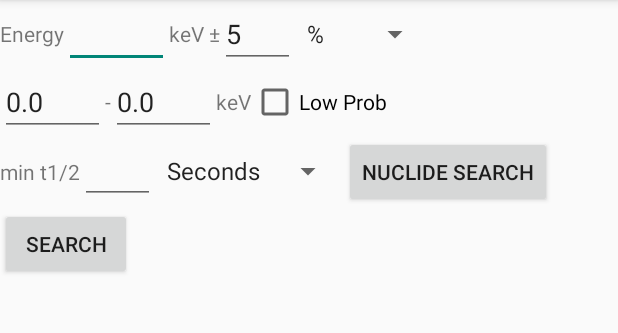
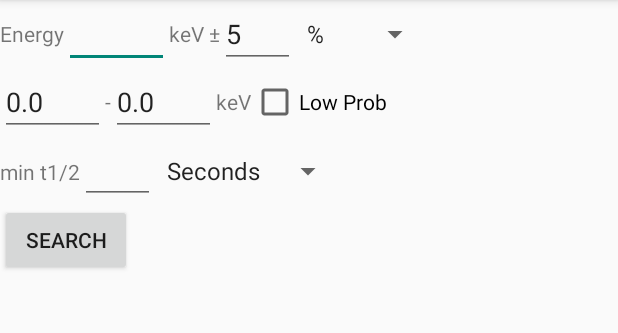
Before and after one commit to sickel/nuclib, an Android app: the screen it shows after launch (MainActivity), on a phone screen of 412 x 824 dp, the part 84-417 px from its top. Run offline under Robolectric (Android 15) with nearby library versions, the phone set to English and light mode, and no system bars.

Commit message:
menu UI is working. No effect yet

```diff
--- a/app/src/main/AndroidManifest.xml
+++ b/app/src/main/AndroidManifest.xml
@@ -24,6 +24,11 @@
                 <category android:name="android.intent.category.LAUNCHER" />
             </intent-filter>
         </activity>
+		<activity
+			android:name=".SetPreferenceActivity"
+			android:label="@string/app_name">
+
+		</activity>
     </application>
 
 </manifest>
--- a/app/src/main/java/com/mortensickel/nuclidelib/MainActivity.java
+++ b/app/src/main/java/com/mortensickel/nuclidelib/MainActivity.java
@@ -25,6 +25,10 @@ import android.content.Intent;
 import android.widget.AdapterView.*;
 import java.security.*;
 import java.util.regex.*;
+import android.preference.PreferenceFragment;
+import android.preference.PreferenceScreen;
+import android.content.*;
+import android.preference.*;
 public class MainActivity extends Activity
 {
 
@@ -51,7 +55,7 @@ public class MainActivity extends Activity
 	// TODO: user settable low prob value
 	// TODO: user settable rounding
 	// TODO: user settable default uncertainty
-	// TODO: link to iaea web pages
+	// DONE: link to iaea web pages
 
     @Override
     protected void onCreate(Bundle savedInstanceState)
@@ -134,7 +138,14 @@ public class MainActivity extends Activity
 			}
 		});
 		dbNuclides=openOrCreateDatabase(DB_NAME,MODE_PRIVATE,null);
-    }
+		loadPref();
+		  }
+	private void loadPref(){
+		SharedPreferences shpref=PreferenceManager.getDefaultSharedPreferences(this);
+
+	}
+
+
 
 	@Override
 	public boolean onCreateOptionsMenu(Menu menu) {
@@ -148,16 +159,31 @@ public class MainActivity extends Activity
         switch (item.getItemId()) {
             case R.id.mnuLowprob:
 				Toast.makeText(getApplicationContext(),"Set lowprob",Toast.LENGTH_LONG).show();
+				Intent intent=new Intent();
+				intent.setClass(MainActivity.this,SetPreferenceActivity.class);
+				startActivityForResult(intent,0);
 				return true;
 			case R.id.mnuAbout:
               //  Toast.makeText(getApplicationContext(),"About",Toast.LENGTH_LONG).show();
 				showAbout();
 				return true;
+			case R.id.mnuNuclidesearch:
+				nuclideSearch(null);
 			default:
                 return super.onOptionsItemSelected(item);
         }
 
 	}
+
+	@Override
+	protected void onActivityResult(int requestCode, int resultCode, Intent data)
+	{
+		// TODO: Implement this method
+		super.onActivityResult(requestCode, resultCode, data);
+		Toast.makeText(getApplicationContext(),"Back!",Toast.LENGTH_LONG).show();
+
+	}
+
 
 	protected void showAbout() {
         // Inflate the about message contents
@@ -379,4 +405,9 @@ Integer readDbVersion(File dbversion) throws Exception{
 		//return(1);
 	}
 
-}
+
+
+
+
+
+	}
--- a/app/src/main/java/com/mortensickel/nuclidelib/NuclideSearchActivity.java
+++ b/app/src/main/java/com/mortensickel/nuclidelib/NuclideSearchActivity.java
@@ -74,7 +74,7 @@ public class NuclideSearchActivity extends Activity
 
 
 	private void runSQL(String sql){
-
+		//TODO check if sql already has an order by
 		sql=sql+" order by z,n";
 		Cursor c = dbNuclides.rawQuery(sql, null);
 		int probround=2;
--- a/app/src/main/res/layout/main.xml
+++ b/app/src/main/res/layout/main.xml
@@ -43,6 +43,16 @@
 			android:layout_width="wrap_content"
 			android:entries="@array/saVartype"
 			android:id="@+id/SpUncerttype"/>
+
+		<Button
+			android:layout_height="wrap_content"
+			android:layout_width="wrap_content"
+			android:text="@string/nucsearch"
+			android:onClick="nuclideSearch"
+			android:id="@+id/btNuclide"
+
+android:visibility="gone"/>
+
 
 	</LinearLayout>
 
@@ -111,12 +121,6 @@
 			android:entries="@array/saHalflife"
 			android:id="@+id/spThalf"/>
 
-		<Button
-			android:layout_height="wrap_content"
-			android:layout_width="wrap_content"
-			android:text="@string/nucsearch"
-			android:onClick="nuclideSearch"
-			android:id="@+id/btNuclide"/>
 
 	</LinearLayout>
 
--- a/app/src/main/res/menu/mainmenu.xml
+++ b/app/src/main/res/menu/mainmenu.xml
@@ -2,6 +2,8 @@
 <menu xmlns:android="http://schemas.android.com/apk/res/android">
 <item android:id="@+id/mnuLowprob"
     android:title="@string/settings" />
+<item android:id="@+id/mnuNuclidesearch"
+	android:title="@string/nucsearch"/>
 <item android:id="@+id/mnuAbout"
 	android:title="@string/about" />
 </menu>
```
Also changed, not shown: app/build.gradle (+5 -3 lines), app/src/main/java/com/mortensickel/nuclidelib/SetPreferenceActivity.java (added, +22 -0 lines), app/src/main/java/com/mortensickel/nuclidelib/SettingsFragment.java (added, +13 -0 lines), app/src/main/res/xml/preferences.xml (added, +18 -0 lines), 2 other files.
